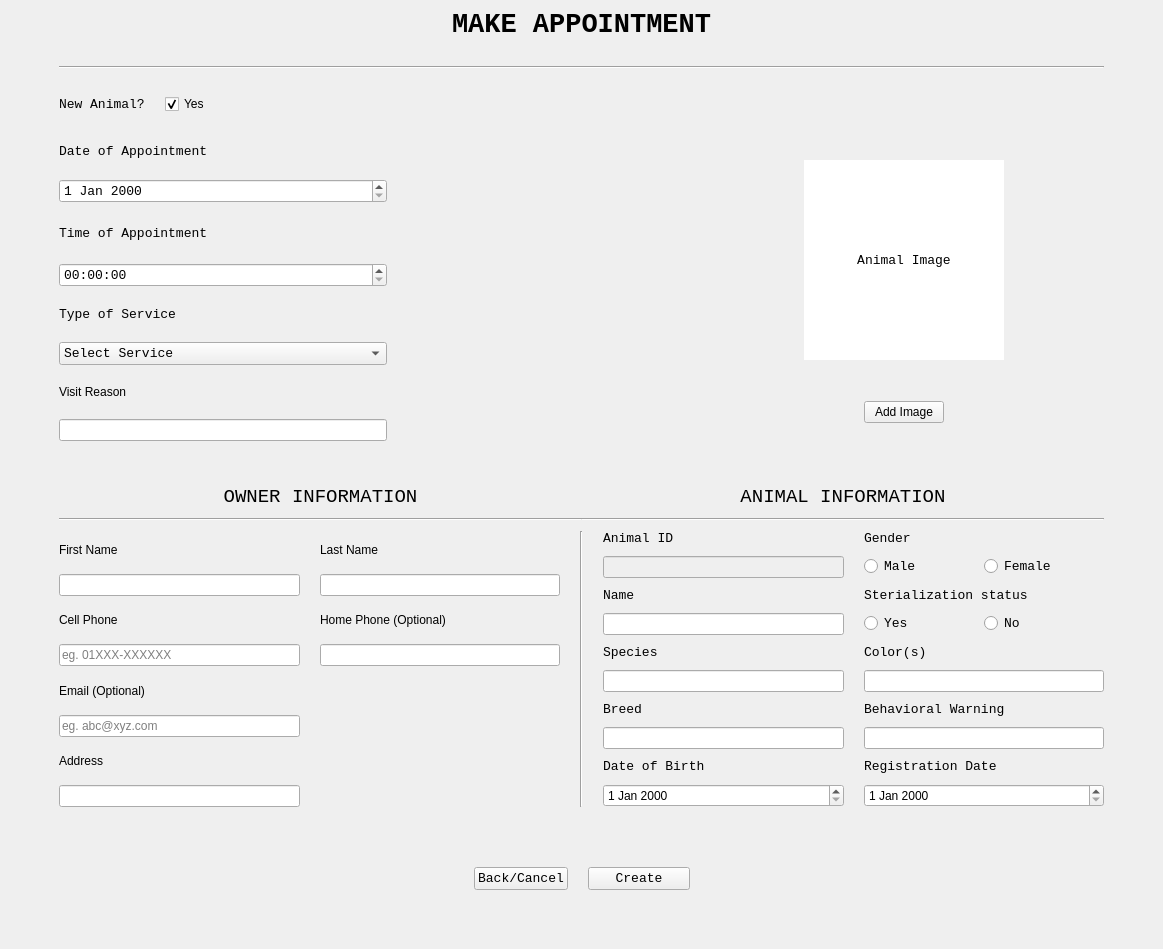
First picture: the form in ApppointmentCreateUI.ui, repository ASNaeem/Simple-VCMS, before the edit.
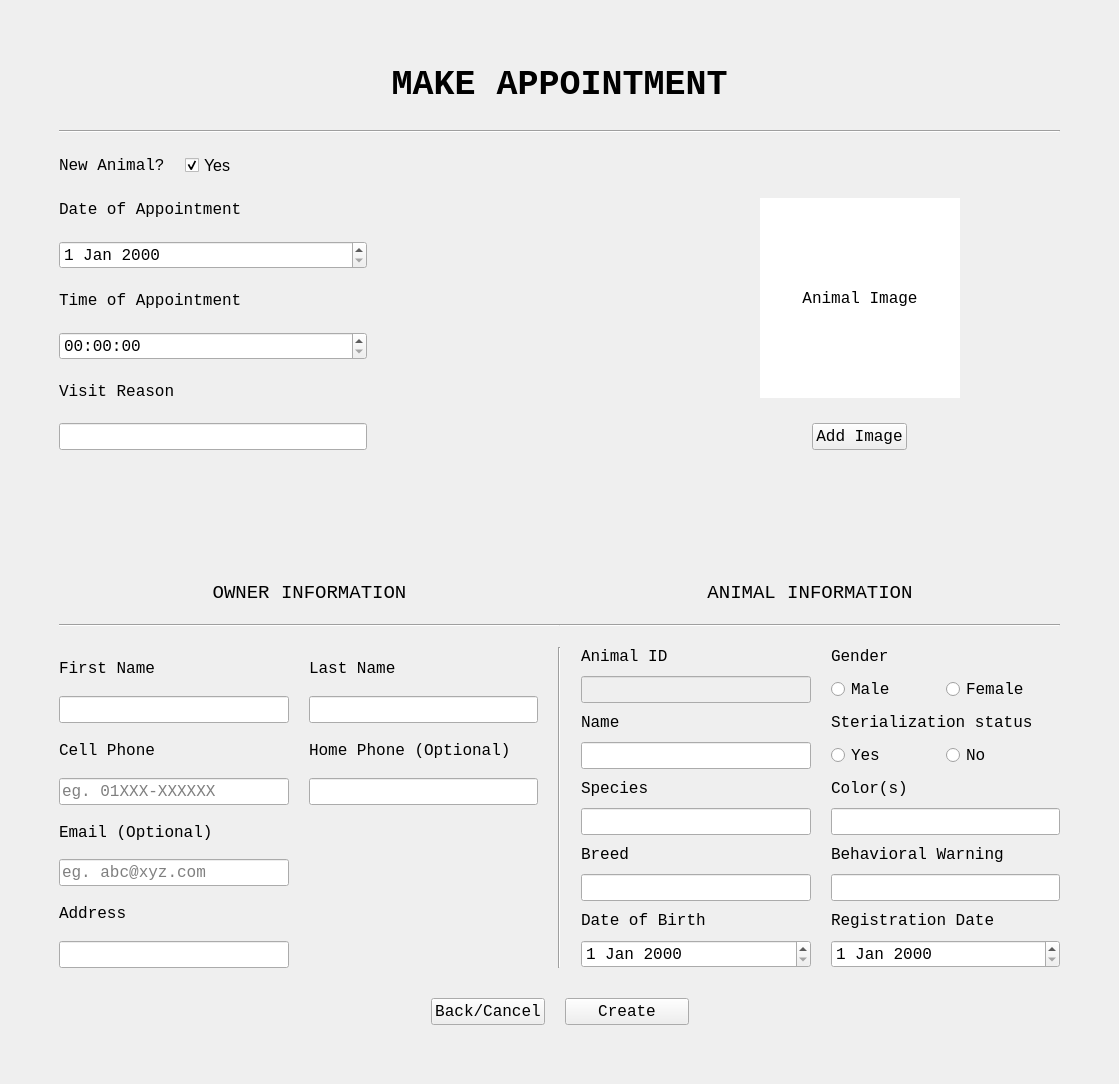
Second picture: the form after the edit.

```diff
--- a/ApppointmentCreateUI.ui
+++ b/ApppointmentCreateUI.ui
@@ -6,8 +6,8 @@
    <rect>
     <x>0</x>
     <y>0</y>
-    <width>1163</width>
-    <height>949</height>
+    <width>1119</width>
+    <height>1084</height>
    </rect>
   </property>
   <property name="windowTitle">
@@ -16,15 +16,15 @@
   <widget class="QWidget" name="centralwidget">
    <layout class="QVBoxLayout" name="verticalLayout_4">
     <item>
-     <layout class="QVBoxLayout" name="verticalLayout" stretch="2,0,0,0,0,2,0,0,2,0,2">
+     <layout class="QVBoxLayout" name="verticalLayout" stretch="0,0,2,0,0,2,0,2">
       <property name="spacing">
-       <number>10</number>
+       <number>20</number>
       </property>
       <property name="leftMargin">
        <number>50</number>
       </property>
       <property name="topMargin">
-       <number>0</number>
+       <number>50</number>
       </property>
       <property name="rightMargin">
        <number>50</number>
@@ -32,27 +32,26 @@
       <property name="bottomMargin">
        <number>50</number>
       </property>
-      <item>
-       <spacer name="verticalSpacer_2">
-        <property name="orientation">
-         <enum>Qt::Vertical</enum>
-        </property>
-        <property name="sizeHint" stdset="0">
-         <size>
-          <width>20</width>
-          <height>40</height>
-         </size>
-        </property>
-       </spacer>
-      </item>
       <item>
        <layout class="QVBoxLayout" name="verticalLayout_Main_label">
+        <property name="leftMargin">
+         <number>5</number>
+        </property>
+        <property name="topMargin">
+         <number>5</number>
+        </property>
+        <property name="rightMargin">
+         <number>5</number>
+        </property>
+        <property name="bottomMargin">
+         <number>5</number>
+        </property>
         <item>
          <widget class="QLabel" name="label">
           <property name="font">
            <font>
             <family>Courier New</family>
-            <pointsize>20</pointsize>
+            <pointsize>26</pointsize>
             <weight>75</weight>
             <bold>true</bold>
            </font>
@@ -68,41 +67,11 @@
        </layout>
       </item>
       <item>
-       <spacer name="verticalSpacer_4">
+       <widget class="Line" name="line_4">
         <property name="orientation">
-         <enum>Qt::Vertical</enum>
+         <enum>Qt::Horizontal</enum>
         </property>
-        <property name="sizeHint" stdset="0">
-         <size>
-          <width>20</width>
-          <height>40</height>
-         </size>
-        </property>
-       </spacer>
-      </item>
-      <item>
-       <layout class="QVBoxLayout" name="verticalLayout_5">
-        <item>
-         <widget class="Line" name="line_4">
-          <property name="orientation">
-           <enum>Qt::Horizontal</enum>
-          </property>
-         </widget>
-        </item>
-       </layout>
-      </item>
-      <item>
-       <spacer name="verticalSpacer_3">
-        <property name="orientation">
-         <enum>Qt::Vertical</enum>
-        </property>
-        <property name="sizeHint" stdset="0">
-         <size>
-          <width>20</width>
-          <height>40</height>
-         </size>
-        </property>
-       </spacer>
+       </widget>
       </item>
       <item>
        <layout class="QHBoxLayout" name="horizontalLayout_6" stretch="0,0,1">
@@ -116,7 +85,7 @@
          <number>0</number>
         </property>
         <property name="bottomMargin">
-         <number>20</number>
+         <number>0</number>
         </property>
         <item>
          <widget class="QLabel" name="label_2">
@@ -129,7 +98,7 @@
           <property name="font">
            <font>
             <family>Courier New</family>
-            <pointsize>10</pointsize>
+            <pointsize>12</pointsize>
            </font>
           </property>
           <property name="text">
@@ -148,6 +117,11 @@
             <verstretch>0</verstretch>
            </sizepolicy>
           </property>
+          <property name="font">
+           <font>
+            <pointsize>12</pointsize>
+           </font>
+          </property>
           <property name="text">
            <string>Yes</string>
           </property>
@@ -173,13 +147,16 @@
       </item>
       <item>
        <layout class="QHBoxLayout" name="horizontalLayout_DOA_Image" stretch="0,0,0">
+        <property name="spacing">
+         <number>6</number>
+        </property>
         <property name="rightMargin">
          <number>100</number>
         </property>
         <item>
          <layout class="QVBoxLayout" name="verticalLayout_2">
           <item>
-           <layout class="QGridLayout" name="gridLayout_new_animal" rowstretch="0,0,0,0,0,0,0,0,0,0" columnstretch="4,0">
+           <layout class="QGridLayout" name="gridLayout_new_animal" rowstretch="0,0,0,0,0,0,0,0" columnstretch="4,0">
             <property name="leftMargin">
              <number>0</number>
             </property>
@@ -192,8 +169,8 @@
             <property name="verticalSpacing">
              <number>20</number>
             </property>
-            <item row="7" column="0">
-             <widget class="QComboBox" name="cb_service">
+            <item row="5" column="0">
+             <widget class="QTimeEdit" name="time_appt">
               <property name="sizePolicy">
                <sizepolicy hsizetype="Preferred" vsizetype="Fixed">
                 <horstretch>0</horstretch>
@@ -203,60 +180,48 @@
               <property name="font">
                <font>
                 <family>Courier New</family>
-                <pointsize>10</pointsize>
+                <pointsize>12</pointsize>
                </font>
               </property>
-              <item>
-               <property name="text">
-                <string>Select Service</string>
-               </property>
-              </item>
-              <item>
-               <property name="text">
-                <string>Visiting</string>
-               </property>
-              </item>
-              <item>
-               <property name="text">
-                <string>Vaccination</string>
-               </property>
-              </item>
-              <item>
-               <property name="text">
-                <string>Neutering </string>
-               </property>
-              </item>
-              <item>
-               <property name="text">
-                <string>Grooming</string>
-               </property>
-              </item>
              </widget>
             </item>
-            <item row="8" column="0">
+            <item row="3" column="0">
+             <widget class="QDateEdit" name="date_appt">
+              <property name="sizePolicy">
+               <sizepolicy hsizetype="Expanding" vsizetype="Fixed">
+                <horstretch>0</horstretch>
+                <verstretch>0</verstretch>
+               </sizepolicy>
+              </property>
+              <property name="font">
+               <font>
+                <family>Courier New</family>
+                <pointsize>12</pointsize>
+               </font>
+              </property>
+             </widget>
+            </item>
+            <item row="6" column="0">
              <widget class="QLabel" name="label_11">
+              <property name="font">
+               <font>
+                <family>Courier New</family>
+                <pointsize>12</pointsize>
+               </font>
+              </property>
               <property name="text">
                <string>Visit Reason</string>
               </property>
              </widget>
             </item>
-            <item row="6" column="0">
-             <widget class="QLabel" name="label_9">
-              <property name="sizePolicy">
-               <sizepolicy hsizetype="Preferred" vsizetype="Preferred">
-                <horstretch>0</horstretch>
-                <verstretch>0</verstretch>
-               </sizepolicy>
-              </property>
+            <item row="7" column="0">
+             <widget class="QLineEdit" name="line_reason">
               <property name="font">
                <font>
                 <family>Courier New</family>
-                <pointsize>10</pointsize>
+                <pointsize>12</pointsize>
                </font>
               </property>
-              <property name="text">
-               <string>Type of Service</string>
-              </property>
              </widget>
             </item>
             <item row="1" column="0">
@@ -270,7 +235,7 @@
               <property name="font">
                <font>
                 <family>Courier New</family>
-                <pointsize>10</pointsize>
+                <pointsize>12</pointsize>
                </font>
               </property>
               <property name="text">
@@ -289,7 +254,7 @@
               <property name="font">
                <font>
                 <family>Courier New</family>
-                <pointsize>10</pointsize>
+                <pointsize>12</pointsize>
                </font>
               </property>
               <property name="text">
@@ -310,41 +275,6 @@
               </property>
              </spacer>
             </item>
-            <item row="3" column="0">
-             <widget class="QDateEdit" name="date_appt">
-              <property name="sizePolicy">
-               <sizepolicy hsizetype="Expanding" vsizetype="Fixed">
-                <horstretch>0</horstretch>
-                <verstretch>0</verstretch>
-               </sizepolicy>
-              </property>
-              <property name="font">
-               <font>
-                <family>Courier New</family>
-                <pointsize>10</pointsize>
-               </font>
-              </property>
-             </widget>
-            </item>
-            <item row="5" column="0">
-             <widget class="QTimeEdit" name="time_appt">
-              <property name="sizePolicy">
-               <sizepolicy hsizetype="Preferred" vsizetype="Fixed">
-                <horstretch>0</horstretch>
-                <verstretch>0</verstretch>
-               </sizepolicy>
-              </property>
-              <property name="font">
-               <font>
-                <family>Courier New</family>
-                <pointsize>10</pointsize>
-               </font>
-              </property>
-             </widget>
-            </item>
-            <item row="9" column="0">
-             <widget class="QLineEdit" name="line_reason"/>
-            </item>
            </layout>
           </item>
          </layout>
@@ -393,7 +323,7 @@
             <property name="font">
              <font>
               <family>Courier New</family>
-              <pointsize>10</pointsize>
+              <pointsize>12</pointsize>
              </font>
             </property>
             <property name="styleSheet">
@@ -417,6 +347,12 @@
                 <verstretch>0</verstretch>
                </sizepolicy>
               </property>
+              <property name="font">
+               <font>
+                <family>Courier New</family>
+                <pointsize>12</pointsize>
+               </font>
+              </property>
               <property name="text">
                <string>Add Image</string>
               </property>
@@ -527,6 +463,12 @@
           </property>
           <item row="0" column="0">
            <widget class="QLabel" name="label_3">
+            <property name="font">
+             <font>
+              <family>Courier New</family>
+              <pointsize>12</pointsize>
+             </font>
+            </property>
             <property name="text">
              <string>First Name</string>
             </property>
@@ -534,29 +476,68 @@
           </item>
           <item row="6" column="0">
            <widget class="QLabel" name="label_8">
+            <property name="font">
+             <font>
+              <family>Courier New</family>
+              <pointsize>12</pointsize>
+             </font>
+            </property>
             <property name="text">
              <string>Address</string>
             </property>
            </widget>
           </item>
           <item row="7" column="0">
-           <widget class="QLineEdit" name="line_address"/>
+           <widget class="QLineEdit" name="line_address">
+            <property name="font">
+             <font>
+              <family>Courier New</family>
+              <pointsize>12</pointsize>
+             </font>
+            </property>
+           </widget>
           </item>
           <item row="3" column="0">
            <widget class="QLineEdit" name="line_phone">
+            <property name="font">
+             <font>
+              <family>Courier New</family>
+              <pointsize>12</pointsize>
+             </font>
+            </property>
             <property name="placeholderText">
              <string>eg. 01XXX-XXXXXX</string>
             </property>
            </widget>
           </item>
           <item row="1" column="0">
-           <widget class="QLineEdit" name="line_o_fname"/>
+           <widget class="QLineEdit" name="line_o_fname">
+            <property name="font">
+             <font>
+              <family>Courier New</family>
+              <pointsize>12</pointsize>
+             </font>
+            </property>
+           </widget>
           </item>
           <item row="1" column="1">
-           <widget class="QLineEdit" name="line_o_lname"/>
+           <widget class="QLineEdit" name="line_o_lname">
+            <property name="font">
+             <font>
+              <family>Courier New</family>
+              <pointsize>12</pointsize>
+             </font>
+            </property>
+           </widget>
           </item>
           <item row="5" column="0">
            <widget class="QLineEdit" name="line_email">
+            <property name="font">
+             <font>
+              <family>Courier New</family>
+              <pointsize>12</pointsize>
+             </font>
+            </property>
             <property name="placeholderText">
              <string>eg. abc@xyz.com</string>
             </property>
@@ -564,6 +545,12 @@
           </item>
           <item row="0" column="1">
            <widget class="QLabel" name="label_12">
+            <property name="font">
+             <font>
+              <family>Courier New</family>
+              <pointsize>12</pointsize>
+             </font>
+            </property>
             <property name="text">
              <string>Last Name</string>
             </property>
@@ -571,6 +558,12 @@
           </item>
           <item row="2" column="0">
            <widget class="QLabel" name="label_4">
+            <property name="font">
+             <font>
+              <family>Courier New</family>
+              <pointsize>12</pointsize>
+             </font>
+            </property>
             <property name="text">
              <string>Cell Phone</string>
             </property>
@@ -578,6 +571,12 @@
           </item>
           <item row="4" column="0">
            <widget class="QLabel" name="label_5">
+            <property name="font">
+             <font>
+              <family>Courier New</family>
+              <pointsize>12</pointsize>
+             </font>
+            </property>
             <property name="text">
              <string>Email (Optional)</string>
             </property>
@@ -585,13 +584,26 @@
           </item>
           <item row="2" column="1">
            <widget class="QLabel" name="label_20">
+            <property name="font">
+             <font>
+              <family>Courier New</family>
+              <pointsize>12</pointsize>
+             </font>
+            </property>
             <property name="text">
              <string>Home Phone (Optional)</string>
             </property>
            </widget>
           </item>
           <item row="3" column="1">
-           <widget class="QLineEdit" name="line_home_phone"/>
+           <widget class="QLineEdit" name="line_home_phone">
+            <property name="font">
+             <font>
+              <family>Courier New</family>
+              <pointsize>12</pointsize>
+             </font>
+            </property>
+           </widget>
           </item>
          </layout>
         </item>
@@ -628,7 +640,7 @@
             <property name="font">
              <font>
               <family>Courier New</family>
-              <pointsize>10</pointsize>
+              <pointsize>12</pointsize>
              </font>
             </property>
             <property name="text">
@@ -641,7 +653,7 @@
             <property name="font">
              <font>
               <family>Courier New</family>
-              <pointsize>10</pointsize>
+              <pointsize>12</pointsize>
              </font>
             </property>
             <property name="text">
@@ -650,10 +662,24 @@
            </widget>
           </item>
           <item row="9" column="1">
-           <widget class="QDateEdit" name="date_appt_birth"/>
+           <widget class="QDateEdit" name="date_appt_birth">
+            <property name="font">
+             <font>
+              <family>Courier New</family>
+              <pointsize>12</pointsize>
+             </font>
+            </property>
+           </widget>
           </item>
           <item row="7" column="2">
-           <widget class="QLineEdit" name="line_behave"/>
+           <widget class="QLineEdit" name="line_behave">
+            <property name="font">
+             <font>
+              <family>Courier New</family>
+              <pointsize>12</pointsize>
+             </font>
+            </property>
+           </widget>
           </item>
           <item row="3" column="2">
            <layout class="QHBoxLayout" name="horizontalLayout_4">
@@ -662,7 +688,7 @@
               <property name="font">
                <font>
                 <family>Courier New</family>
-                <pointsize>10</pointsize>
+                <pointsize>12</pointsize>
                </font>
               </property>
               <property name="text">
@@ -678,7 +704,7 @@
               <property name="font">
                <font>
                 <family>Courier New</family>
-                <pointsize>10</pointsize>
+                <pointsize>12</pointsize>
                </font>
               </property>
               <property name="text">
@@ -699,6 +725,12 @@
               <verstretch>0</verstretch>
              </sizepolicy>
             </property>
+            <property name="font">
+             <font>
+              <family>Courier New</family>
+              <pointsize>12</pointsize>
+             </font>
+            </property>
            </widget>
           </item>
           <item row="4" column="2">
@@ -706,7 +738,7 @@
             <property name="font">
              <font>
               <family>Courier New</family>
-              <pointsize>10</pointsize>
+              <pointsize>12</pointsize>
              </font>
             </property>
             <property name="text">
@@ -719,7 +751,7 @@
             <property name="font">
              <font>
               <family>Courier New</family>
-              <pointsize>10</pointsize>
+              <pointsize>12</pointsize>
              </font>
             </property>
             <property name="text">
@@ -732,7 +764,7 @@
             <property name="font">
              <font>
               <family>Courier New</family>
-              <pointsize>10</pointsize>
+              <pointsize>12</pointsize>
              </font>
             </property>
             <property name="text">
@@ -741,10 +773,23 @@
            </widget>
           </item>
           <item row="5" column="1">
-           <widget class="QLineEdit" name="line_species"/>
+           <widget class="QLineEdit" name="line_species">
+            <property name="font">
+             <font>
+              <family>Courier New</family>
+              <pointsize>12</pointsize>
+             </font>
+            </property>
+           </widget>
           </item>
           <item row="3" column="1">
            <widget class="QLineEdit" name="line_a_name">
+            <property name="font">
+             <font>
+              <family>Courier New</family>
+              <pointsize>12</pointsize>
+             </font>
+            </property>
             <property name="text">
              <string/>
             </property>
@@ -755,7 +800,7 @@
             <property name="font">
              <font>
               <family>Courier New</family>
-              <pointsize>10</pointsize>
+              <pointsize>12</pointsize>
              </font>
             </property>
             <property name="text">
@@ -764,17 +809,31 @@
            </widget>
           </item>
           <item row="7" column="1">
-           <widget class="QLineEdit" name="line_breed"/>
+           <widget class="QLineEdit" name="line_breed">
+            <property name="font">
+             <font>
+              <family>Courier New</family>
+              <pointsize>12</pointsize>
+             </font>
+            </property>
+           </widget>
           </item>
           <item row="5" column="2">
-           <widget class="QLineEdit" name="line_colors"/>
+           <widget class="QLineEdit" name="line_colors">
+            <property name="font">
+             <font>
+              <family>Courier New</family>
+              <pointsize>12</pointsize>
+             </font>
+            </property>
+           </widget>
           </item>
           <item row="8" column="2">
            <widget class="QLabel" name="label_23">
             <property name="font">
              <font>
               <family>Courier New</family>
-              <pointsize>10</pointsize>
+              <pointsize>12</pointsize>
              </font>
             </property>
             <property name="text">
@@ -787,7 +846,7 @@
             <property name="font">
              <font>
               <family>Courier New</family>
-              <pointsize>10</pointsize>
+              <pointsize>12</pointsize>
              </font>
             </property>
             <property name="text">
@@ -802,7 +861,7 @@
               <property name="font">
                <font>
                 <family>Courier New</family>
-                <pointsize>10</pointsize>
+                <pointsize>12</pointsize>
                </font>
               </property>
               <property name="text">
@@ -830,7 +889,7 @@
               <property name="font">
                <font>
                 <family>Courier New</family>
-                <pointsize>10</pointsize>
+                <pointsize>12</pointsize>
                </font>
               </property>
               <property name="text">
@@ -848,7 +907,7 @@
             <property name="font">
              <font>
               <family>Courier New</family>
-              <pointsize>10</pointsize>
+              <pointsize>12</pointsize>
              </font>
             </property>
             <property name="text">
@@ -861,6 +920,12 @@
             <property name="enabled">
              <bool>false</bool>
             </property>
+            <property name="font">
+             <font>
+              <family>Courier New</family>
+              <pointsize>12</pointsize>
+             </font>
+            </property>
            </widget>
           </item>
           <item row="6" column="2">
@@ -868,7 +933,7 @@
             <property name="font">
              <font>
               <family>Courier New</family>
-              <pointsize>10</pointsize>
+              <pointsize>12</pointsize>
              </font>
             </property>
             <property name="text">
@@ -886,7 +951,7 @@
          <number>20</number>
         </property>
         <property name="topMargin">
-         <number>50</number>
+         <number>10</number>
         </property>
         <property name="bottomMargin">
          <number>0</number>
@@ -915,7 +980,7 @@
           <property name="font">
            <font>
             <family>Courier New</family>
-            <pointsize>10</pointsize>
+            <pointsize>12</pointsize>
            </font>
           </property>
           <property name="text">
@@ -934,7 +999,7 @@
           <property name="font">
            <font>
             <family>Courier New</family>
-            <pointsize>10</pointsize>
+            <pointsize>12</pointsize>
            </font>
           </property>
           <property name="text">
```
